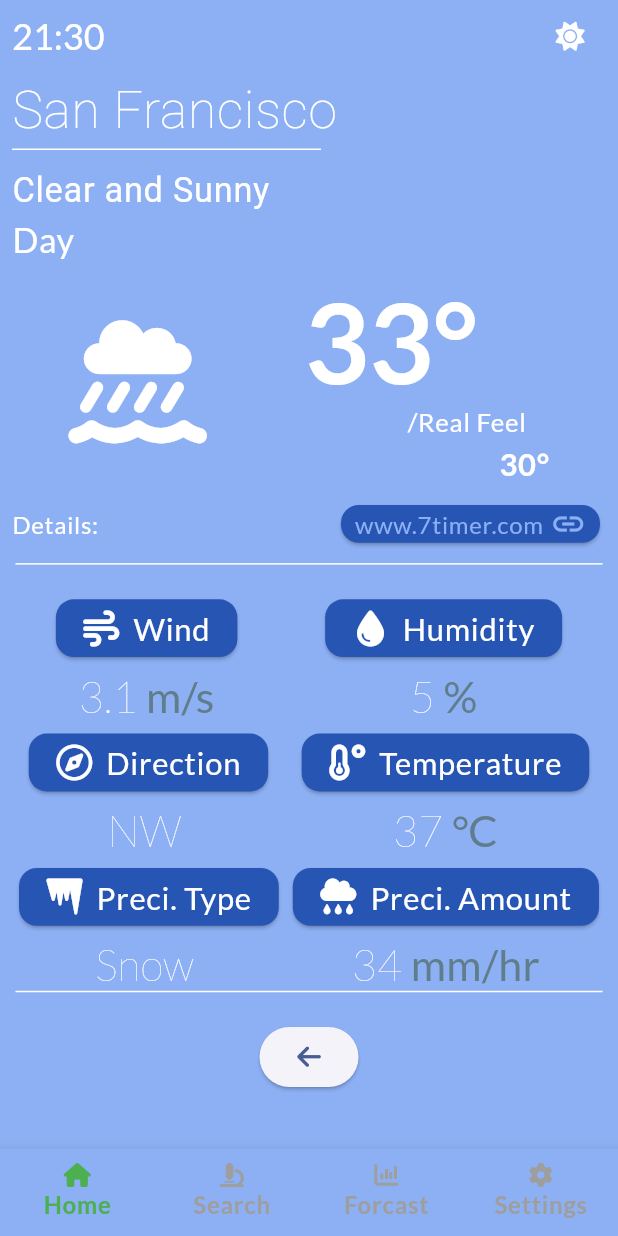
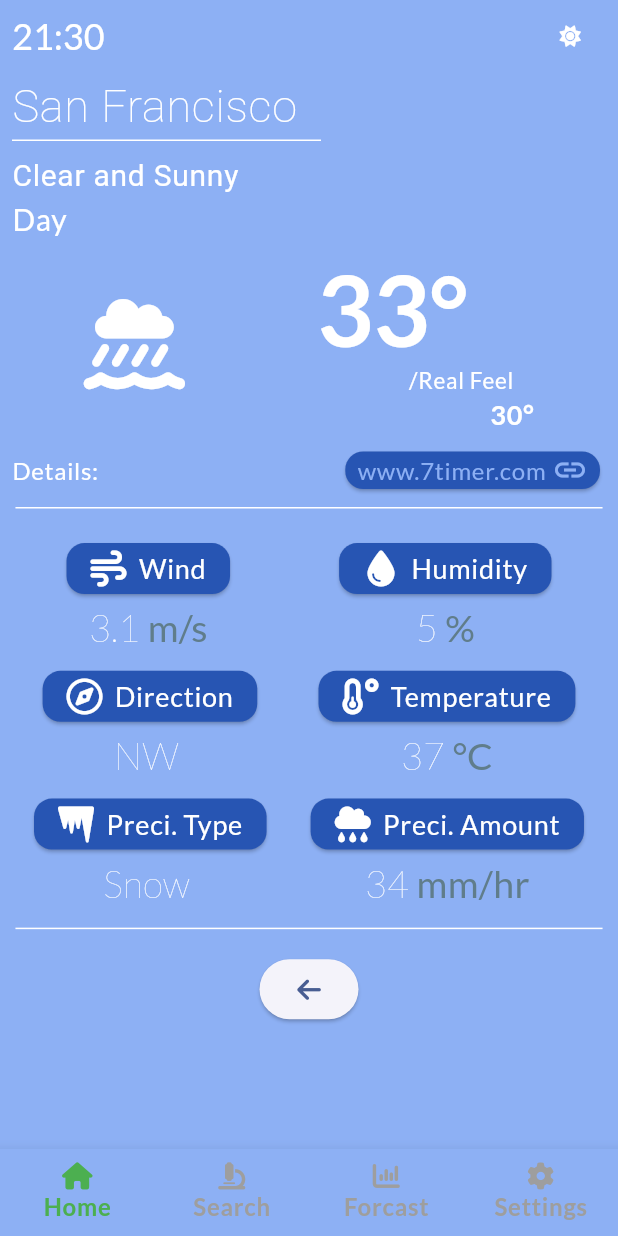
Before and after one commit to dev-logik/WetinWeather, a Flutter app: the WeatherDetails screen opened by its route, on a phone screen of 412 x 824 dp. Run offline on Flutter 3.47's test engine with Material 3 defaults, Android fonts, the phone set to English and light mode, and no system bars; drawn by our look-alikes of stylish_bottom_bar; our stand-ins replace flutter_bloc, flutter_screenutil, font_awesome_flutter, go_router, google_fonts, lottie and 2 more.

Commit message:
Minor refactors

```diff
--- a/lib/main.dart
+++ b/lib/main.dart
@@ -27,10 +27,13 @@ class MyApp extends StatefulWidget {
 class _MyAppState extends State<MyApp> with GoRouterConfig {
   @override
   Widget build(BuildContext context) {
+    final screenSize = MediaQuery.of(context).size;
+    var screenWidth = screenSize.width;
+    var screenHeight = screenSize.height;
     return BlocBuilder<ThemeModeCubit, ThemeState>(
       builder: (context, state) {
         return ScreenUtilInit(
-          designSize: Size(360, 690),
+          designSize: Size(screenWidth, screenHeight),
           builder: (context, child) => MaterialApp.router(
             title: 'WetinWeather',
             theme: AppLightTheme.lightThemeData,
--- a/lib/presentation/components/bottom_navigator.dart
+++ b/lib/presentation/components/bottom_navigator.dart
@@ -8,53 +8,45 @@ import 'package:stylish_bottom_bar/stylish_bottom_bar.dart';
 class BottomNavigator extends StatelessWidget {
   BottomNavigator({super.key, required this.navigationShell});
   final StatefulNavigationShell navigationShell;
+  final double iconFontSize = 18.sp;
 
   //Defines the list of bottom navigation bar items.
   late final _bottomNavigationSylishItems = <BottomBarItem>[
     BottomBarItem(
-      icon: FaIcon(
-        FontAwesomeIcons.house,
-        size: 14.sp,
-      ),
+      icon: FaIcon(FontAwesomeIcons.house, size: iconFontSize),
       title: Text('Home'),
       backgroundColor: Colors.white,
     ),
     BottomBarItem(
-      icon: FaIcon(
-        FontAwesomeIcons.microscope,
-        size: 14.sp,
-      ),
+      icon: FaIcon(FontAwesomeIcons.microscope, size: iconFontSize),
       title: Text('Search'),
       backgroundColor: Colors.white,
     ),
     BottomBarItem(
-      icon: FaIcon(
-        FontAwesomeIcons.chartColumn,
-        size: 14.sp,
-      ),
+      icon: FaIcon(FontAwesomeIcons.chartColumn, size: iconFontSize),
       title: Text('Forcast'),
       backgroundColor: Colors.white,
     ),
     BottomBarItem(
-      icon: FaIcon(
-        FontAwesomeIcons.gear,
-        size: 14.sp,
-      ),
+      icon: FaIcon(FontAwesomeIcons.gear, size: iconFontSize),
       title: Text('Settings'),
       backgroundColor: Colors.white,
     ),
   ];
   @override
   Widget build(BuildContext context) {
-    final isMobileNTablet = MediaQuery.of(context).size.width <
+    final isMobileNTablet =
+        MediaQuery.of(context).size.width <
         ScreenSizesConstant.tabletMaxPortWidth;
-    return LayoutBuilder(builder: (context, constraints) {
+    return LayoutBuilder(
+      builder: (context, constraints) {
         return Scaffold(
           body: navigationShell,
           bottomNavigationBar:
               (isMobileNTablet) ? _buildBottomNavigationBar(context) : null,
         );
-    });
+      },
+    );
   }
 
   Widget _buildBottomNavigationBar(BuildContext context) {
@@ -70,13 +62,14 @@ class BottomNavigator extends StatelessWidget {
                 : LightColorConstants.gradientColor_1,
             (Theme.of(context).brightness == Brightness.dark)
                 ? DarkColorConstants.gradientColor_2
-                : LightColorConstants.gradientColor_2
+                : LightColorConstants.gradientColor_2,
           ],
           begin: Alignment.topLeft,
           end: Alignment.bottomRight,
         ),
       ),
-      backgroundColor: (Theme.of(context).brightness == Brightness.dark)
+      backgroundColor:
+          (Theme.of(context).brightness == Brightness.dark)
               ? DarkColorConstants.primaryColor
               : LightColorConstants.primaryColor,
       currentIndex: navigationShell.currentIndex,
--- a/lib/presentation/components/forcast_summary.dart
+++ b/lib/presentation/components/forcast_summary.dart
@@ -22,7 +22,6 @@ class ForecastSummary extends StatelessWidget {
         maxHeight: 0.48.sh,
       ),
       child: Card(
-        color: Color.fromRGBO(225, 225, 225, 225),
         child: Column(
           children: <Widget>[
             displayAnimation(context),
@@ -50,7 +49,7 @@ class ForecastSummary extends StatelessWidget {
                 ),
               ],
             ),
-            sizedH4
+            sizedH4,
           ],
         ),
       ),
--- a/lib/presentation/screens/screens.dart
+++ b/lib/presentation/screens/screens.dart
@@ -1,10 +1,7 @@
 export 'air_quality_details.dart';
 export 'counter_ui.dart';
 export 'home_view.dart';
-export 'home_view_landscape.dart';
-export 'home_view_portrait.dart';
-export 'report_view_landscape.dart';
-export 'report_view_portrait.dart';
+export 'report_view.dart';
 export 'search.dart';
 export 'settings.dart';
 export 'weather_detail.dart';
--- a/lib/presentation/screens/weather_detail.dart
+++ b/lib/presentation/screens/weather_detail.dart
@@ -21,7 +21,7 @@ class WeatherDetails extends StatelessWidget {
           child: Column(
             crossAxisAlignment: CrossAxisAlignment.start,
             children: [
-              header_section(textTheme, brightness),
+              headerSection(textTheme, brightness),
               Text(
                 'San Francisco',
                 style: textTheme.bodyLarge?.copyWith(
@@ -223,7 +223,7 @@ class WeatherDetails extends StatelessWidget {
     );
   }
 
-  Row header_section(TextTheme textTheme, Brightness brightness) {
+  Row headerSection(TextTheme textTheme, Brightness brightness) {
     return Row(
       mainAxisAlignment: MainAxisAlignment.spaceBetween,
       children: [
--- a/pubspec.yaml
+++ b/pubspec.yaml
@@ -19,7 +19,7 @@ publish_to: "none" # Remove this line if you wish to publish to pub.dev
 version: 1.0.0+1
 
 environment:
-  sdk: ^3.6.0
+  sdk: ^3.7.2
 
 # Dependencies specify other packages that your package needs in order to work.
 # To automatically upgrade your package dependencies to the latest versions
@@ -50,7 +50,6 @@ dependencies:
   flutter_carousel_widget: ^3.1.0
   location: ^8.0.0
   font_awesome_flutter: ^10.8.0
-  workmanager: ^0.5.2
   go_router: ^14.8.1
   flutter_dotenv: ^5.2.1
   url_launcher: ^6.3.1
@@ -67,6 +66,7 @@ dependencies:
   responsive_spacing: ^1.1.0
   flutter_screenutil: ^5.9.3
   navigation_rail_flutter: ^0.0.11
+  percent_indicator: ^4.2.5
 
 dev_dependencies:
   flutter_test:
```
Also changed, not shown: lib/presentation/components/air_quality_parameter_card_port.dart (added, +110 -0 lines), lib/presentation/components/air_quality_summary.dart (+3 -9 lines), lib/presentation/screens/home_view.dart (+9 -13 lines), lib/presentation/screens/home_view_landscape.dart (+72 -45 lines), lib/presentation/screens/orientation controllers/home_orientation_view.dart (deleted, +0 -18 lines), lib/route/router_config.dart (+2 -7 lines), lib/presentation/screens/report_view.dart (renamed from lib/presentation/screens/orientation controllers/report_orientation_view.dart), pubspec.lock, 15 other files. Lines whose indentation alone changed are shown as unchanged.
